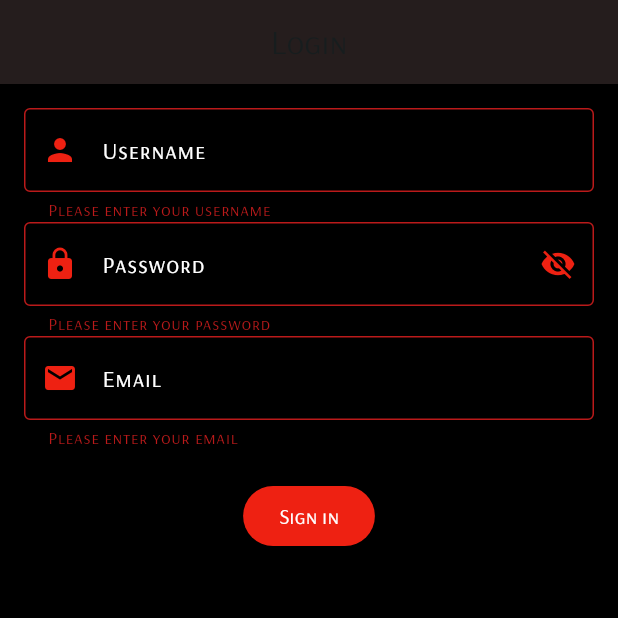
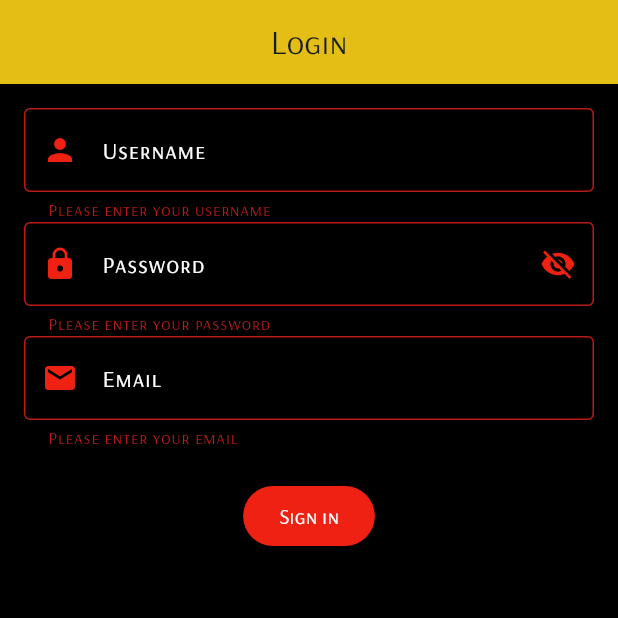
Before and after one commit to Light-700/Life-simulator, a Flutter app: the screen it shows after launch, after a tap on "Sign in", on a phone screen of 412 x 824 dp, the top half of it. Run offline on Flutter 3.47's test engine with Material 3 defaults, Android fonts, the light colour scheme and no system bars; our stand-ins replace fl_chart, shared_preferences.

Commit message:
removed few errors from the login screen

```diff
--- a/lib/main.dart
+++ b/lib/main.dart
@@ -29,11 +29,7 @@ Future<void> main() async { WidgetsFlutterBinding.ensureInitialized();
 
 Future<bool> determineLoginStatus() async {
   final prefs = await SharedPreferences.getInstance();
-  final storedStatus = prefs.getBool('isLoggedIn');
-  if (storedStatus == null) {
-    return false;
-  }
-  return storedStatus;
+  return prefs.getBool('isLoggedIn') ?? false;
 }
 
 class MyApp extends StatelessWidget {
@@ -76,7 +72,7 @@ class _LoginScreenState extends State<LoginScreen> {
 
       appBar: AppBar(
         title: const Text('Login'),
-        backgroundColor: const Color.fromARGB(255, 37, 29, 29),
+        backgroundColor: const Color.fromARGB(255, 228, 190, 21),
         centerTitle: true,
       ),
       backgroundColor: const Color.fromARGB(255, 0, 0, 0),
@@ -131,6 +127,9 @@ class _LoginScreenState extends State<LoginScreen> {
                   if (value == null || value.isEmpty) {
                     return 'Please enter your password';
                   }
+                  if (value.length < 8) {
+                    return 'Password must be at least 5 characters long';
+                  }
                   return null;
                 },
               ),
@@ -168,7 +167,12 @@ class _LoginScreenState extends State<LoginScreen> {
       await prefs.setString('username', _usernameController.text);
                     await prefs.setString('email', _emailController.text);
                     await prefs.setString('password', _passwordController.text);
-                    Navigator.pushReplacement(context, MaterialPageRoute(builder:(context)=> MyHomePage()));
+                   if (context.mounted) {
+        Navigator.pushReplacement(
+          context,
+          MaterialPageRoute(builder: (context) => MyHomePage())
+        );
+      }
                   }
                 },
                 style: ElevatedButton.styleFrom(
--- a/pubspec.yaml
+++ b/pubspec.yaml
@@ -11,7 +11,7 @@ environment:
 dependencies:
   flutter:
     sdk: flutter
-  fl_chart: ^0.70.0
+  fl_chart: ^0.71.0
 
   english_words: ^4.0.0
   provider: ^6.0.0
```
Also changed, not shown: pubspec.lock, 3 other files.
